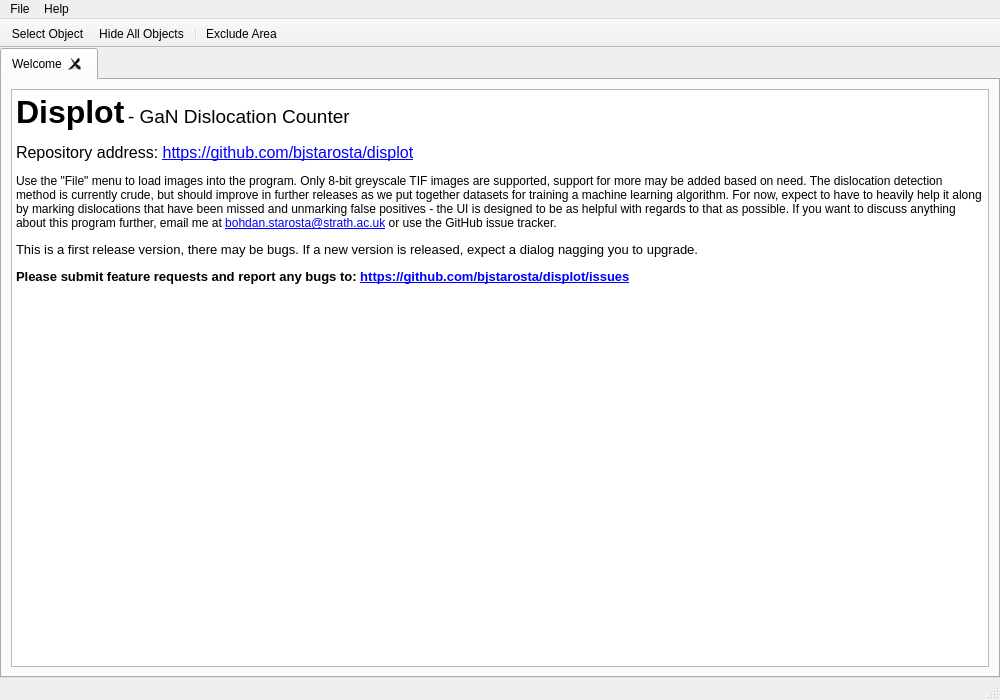
Above: devel/displot.ui from bjstarosta/displot before the change. Below: the same form after it.
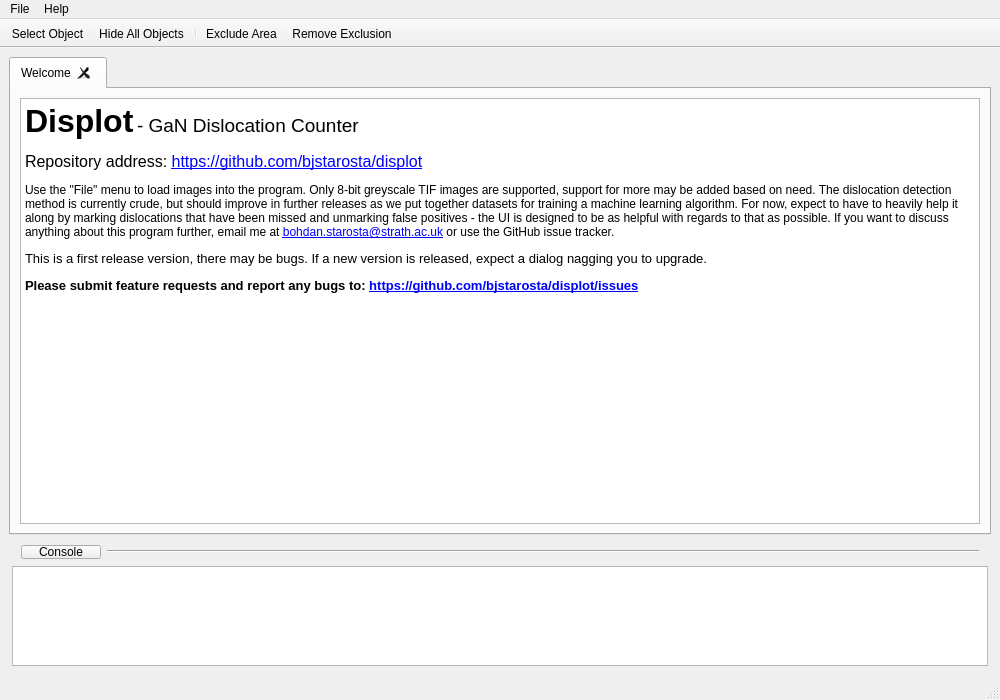
That is the form after the change. Icons and pictures are not drawn. Custom widgets are drawn as their Qt base class.

Diff of the .ui file:
```diff
--- a/devel/displot.ui
+++ b/devel/displot.ui
@@ -29,24 +29,18 @@
    <enum>QTabWidget::Rounded</enum>
   </property>
   <widget class="QWidget" name="centralWidget">
-   <layout class="QGridLayout" name="gridLayout">
-    <property name="leftMargin">
-     <number>0</number>
-    </property>
-    <property name="topMargin">
-     <number>0</number>
-    </property>
-    <property name="rightMargin">
-     <number>0</number>
-    </property>
-    <property name="bottomMargin">
-     <number>0</number>
-    </property>
-    <item row="1" column="0">
+   <layout class="QVBoxLayout" name="verticalLayout">
+    <item>
      <widget class="QTabWidget" name="tabWidget">
       <property name="enabled">
        <bool>true</bool>
       </property>
+      <property name="sizePolicy">
+       <sizepolicy hsizetype="Preferred" vsizetype="Preferred">
+        <horstretch>0</horstretch>
+        <verstretch>0</verstretch>
+       </sizepolicy>
+      </property>
       <property name="autoFillBackground">
        <bool>false</bool>
       </property>
@@ -98,6 +92,123 @@
       </widget>
      </widget>
     </item>
+    <item>
+     <widget class="Console" name="consoleFrame">
+      <property name="sizePolicy">
+       <sizepolicy hsizetype="Preferred" vsizetype="Fixed">
+        <horstretch>0</horstretch>
+        <verstretch>0</verstretch>
+       </sizepolicy>
+      </property>
+      <property name="frameShape">
+       <enum>QFrame::NoFrame</enum>
+      </property>
+      <property name="frameShadow">
+       <enum>QFrame::Raised</enum>
+      </property>
+      <layout class="QVBoxLayout" name="verticalLayout_3">
+       <property name="leftMargin">
+        <number>3</number>
+       </property>
+       <property name="topMargin">
+        <number>3</number>
+       </property>
+       <property name="rightMargin">
+        <number>3</number>
+       </property>
+       <property name="bottomMargin">
+        <number>3</number>
+       </property>
+       <item>
+        <widget class="QWidget" name="consoleTitle" native="true">
+         <property name="minimumSize">
+          <size>
+           <width>0</width>
+           <height>16</height>
+          </size>
+         </property>
+         <property name="maximumSize">
+          <size>
+           <width>16777215</width>
+           <height>16</height>
+          </size>
+         </property>
+         <layout class="QHBoxLayout" name="horizontalLayout">
+          <property name="leftMargin">
+           <number>9</number>
+          </property>
+          <property name="topMargin">
+           <number>1</number>
+          </property>
+          <property name="rightMargin">
+           <number>9</number>
+          </property>
+          <property name="bottomMargin">
+           <number>1</number>
+          </property>
+          <item>
+           <widget class="QPushButton" name="consoleTitleLabel">
+            <property name="sizePolicy">
+             <sizepolicy hsizetype="Maximum" vsizetype="Fixed">
+              <horstretch>0</horstretch>
+              <verstretch>0</verstretch>
+             </sizepolicy>
+            </property>
+            <property name="text">
+             <string>Console</string>
+            </property>
+           </widget>
+          </item>
+          <item>
+           <widget class="Line" name="consoleTitleHLine">
+            <property name="frameShadow">
+             <enum>QFrame::Sunken</enum>
+            </property>
+            <property name="midLineWidth">
+             <number>0</number>
+            </property>
+            <property name="orientation">
+             <enum>Qt::Horizontal</enum>
+            </property>
+           </widget>
+          </item>
+         </layout>
+        </widget>
+       </item>
+       <item>
+        <widget class="QTextEdit" name="consoleTextBox">
+         <property name="enabled">
+          <bool>true</bool>
+         </property>
+         <property name="maximumSize">
+          <size>
+           <width>16777215</width>
+           <height>100</height>
+          </size>
+         </property>
+         <property name="frameShadow">
+          <enum>QFrame::Sunken</enum>
+         </property>
+         <property name="lineWidth">
+          <number>1</number>
+         </property>
+         <property name="midLineWidth">
+          <number>0</number>
+         </property>
+         <property name="horizontalScrollBarPolicy">
+          <enum>Qt::ScrollBarAlwaysOff</enum>
+         </property>
+         <property name="undoRedoEnabled">
+          <bool>false</bool>
+         </property>
+         <property name="textInteractionFlags">
+          <set>Qt::TextSelectableByKeyboard|Qt::TextSelectableByMouse</set>
+         </property>
+        </widget>
+       </item>
+      </layout>
+     </widget>
+    </item>
    </layout>
   </widget>
   <widget class="QMenuBar" name="menubar">
@@ -160,6 +271,7 @@
    <addaction name="actionHideAllObjects"/>
    <addaction name="separator"/>
    <addaction name="actionExcludeArea"/>
+   <addaction name="actionRemoveExclusion"/>
   </widget>
   <action name="actionAbout">
    <property name="text">
@@ -262,7 +374,27 @@
     <string>Toggle hiding all feature objects.</string>
    </property>
   </action>
+  <action name="actionRemoveExclusion">
+   <property name="icon">
+    <iconset resource="feathericons.qrc">
+     <normaloff>:/feathericons/vendor/feather/icons/trash.svg</normaloff>:/feathericons/vendor/feather/icons/trash.svg</iconset>
+   </property>
+   <property name="text">
+    <string>Remove Exclusion</string>
+   </property>
+   <property name="toolTip">
+    <string>Click this while an exclusion area is selected to remove it.</string>
+   </property>
+  </action>
  </widget>
+ <customwidgets>
+  <customwidget>
+   <class>Console</class>
+   <extends>QFrame</extends>
+   <header>displot/ui_widgets</header>
+   <container>1</container>
+  </customwidget>
+ </customwidgets>
  <resources>
   <include location="feathericons.qrc"/>
  </resources>
```
Left out of the diff: 4 changed lines with no effect on the pictures.
